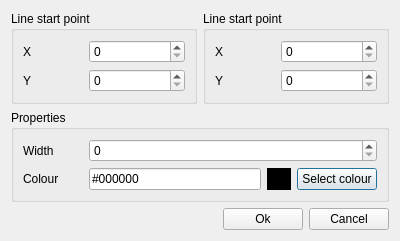
Qt form SimpleCalendarCreator/resource/ui/edit_line.ui (kelvinchin12070811/SimpleCalendarCreator) before a commit.
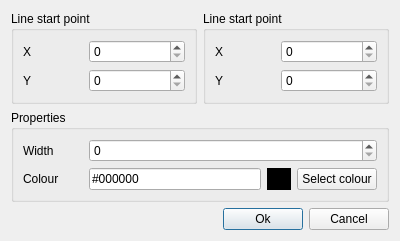
The same form after that commit.

```diff
--- a/SimpleCalendarCreator/resource/ui/edit_line.ui
+++ b/SimpleCalendarCreator/resource/ui/edit_line.ui
@@ -267,6 +267,9 @@
        <property name="text">
         <string>Ok</string>
        </property>
+       <property name="default">
+        <bool>true</bool>
+       </property>
       </widget>
      </item>
      <item>
```
